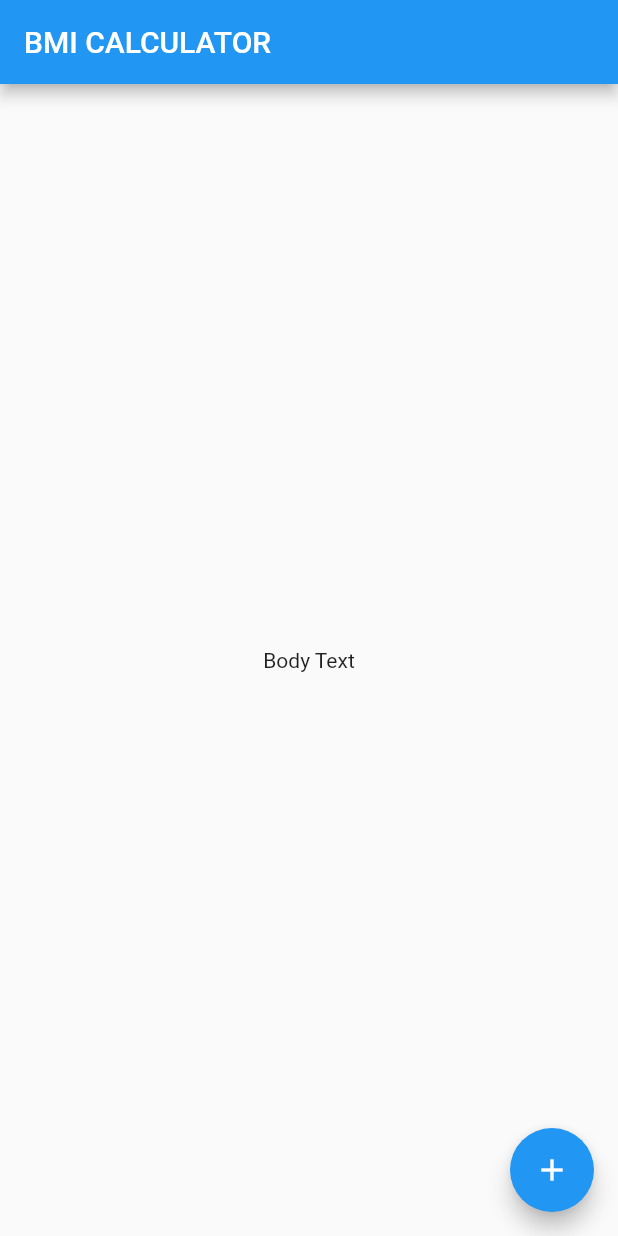
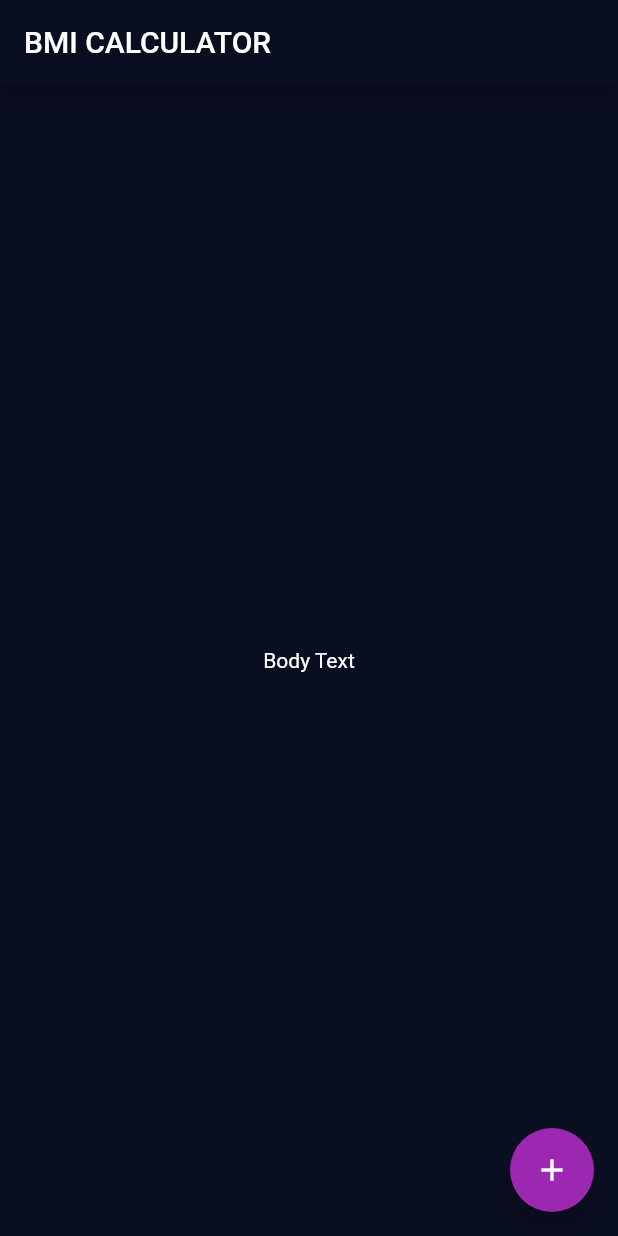
Before and after one commit to afadhitya/Flutter-Course-Example-Project, a Flutter app: the screen it shows after launch, on a phone screen of 412 x 824 dp. Run offline on Flutter 3.47's test engine with Material 2 defaults, Android fonts, the phone set to English and light mode, and no system bars; our stand-ins replace audioplayers, rflutter_alert.

Commit message:
[ section 12 ] add theme

```diff
--- a/Section 12/bmi-calculator-flutter-master/lib/main.dart
+++ b/Section 12/bmi-calculator-flutter-master/lib/main.dart
@@ -6,6 +6,16 @@ class BMICalculator extends StatelessWidget {
   @override
   Widget build(BuildContext context) {
     return MaterialApp(
+      theme: ThemeData(
+        primaryColor: Color(0xFF0A0E21),
+        accentColor: Colors.purple,
+        textTheme: TextTheme(
+          bodyText2: TextStyle(
+            color: Colors.white,
+          ),
+        ),
+        scaffoldBackgroundColor: Color(0xFF0A0E21),
+      ),
       home: InputPage(),
     );
   }
```
Also changed, not shown: 1 other file.
